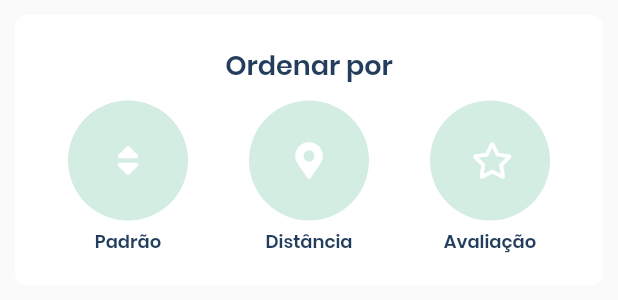
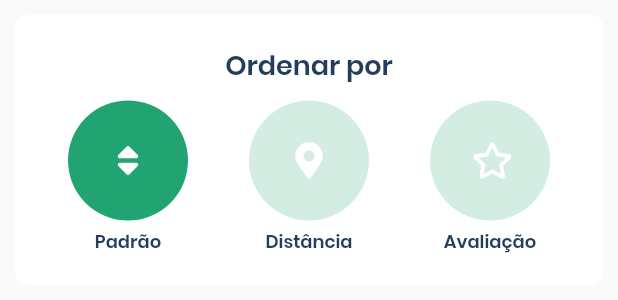
Before and after one commit to renanmascg/app-gera-renda, a Flutter app: the SortModalWidget widget shown alone on an empty page, opened directly, on a phone screen of 412 x 824 dp. Shown: the top 300 px of the screen. Run offline on Flutter 3.47's test engine with Material 2 defaults, Android fonts, the phone set to English and light mode, and no system bars; our stand-ins replace dartz, dio, flutter_mobx, flutter_rating_bar, font_awesome_flutter, geolocator and 3 more; accounts and stored records are empty; generated files the repository leaves out were written again.

Commit message:
Adiciona forma de ordenação e chamar a API novamente, permitindo que o usuário ordene melhor os resultados da aplicação.

```diff
--- a/lib/core/shared/widgets/modals/sort_modal_widget.dart
+++ b/lib/core/shared/widgets/modals/sort_modal_widget.dart
@@ -2,13 +2,12 @@ import 'package:flutter/material.dart';
 import 'package:font_awesome_flutter/font_awesome_flutter.dart';
 
 import '../../../../features/categories/presentation/mobx/single_categorie/single_categorie_store.dart';
+import '../../../../injection_container.dart';
 import '../../styles/colors.dart';
 import '../../styles/text_styles.dart';
 
 class SortModalWidget extends StatelessWidget {
-  final SingleCategorieStore store;
-
-  const SortModalWidget({this.store});
+  final SingleCategorieStore _store = serviceLocator<SingleCategorieStore>();
 
   @override
   Widget build(BuildContext context) {
@@ -32,13 +31,37 @@ class SortModalWidget extends StatelessWidget {
           Row(
             mainAxisAlignment: MainAxisAlignment.spaceEvenly,
             children: <Widget>[
-              _buildIconButton(context, FontAwesomeIcons.sort, 'Padrão', () {}),
+              _buildIconButton(
+                context: context,
+                icon: FontAwesomeIcons.sort,
+                isActive: _store.sortMethod == SortMethod.DEFAULT,
+                text: 'Padrão',
+                onTap: () {
+                  _store.sortMethod = SortMethod.DEFAULT;
+                  _store.fetchData();
+                },
+              ),
               SizedBox(width: 10),
               _buildIconButton(
-                  context, FontAwesomeIcons.mapMarkerAlt, 'Distância', () {}),
+                  context: context,
+                  isActive: _store.sortMethod == SortMethod.DISTANCE,
+                  icon: FontAwesomeIcons.mapMarkerAlt,
+                  text: 'Distância',
+                  onTap: () {
+                    _store.sortMethod = SortMethod.DISTANCE;
+                    _store.fetchData();
+                  }),
               SizedBox(width: 10),
               _buildIconButton(
-                  context, FontAwesomeIcons.star, 'Avaliação', () {}),
+                context: context,
+                isActive: _store.sortMethod == SortMethod.RANKING,
+                icon: FontAwesomeIcons.star,
+                text: 'Avaliação',
+                onTap: () {
+                  _store.sortMethod = SortMethod.RANKING;
+                  _store.fetchData();
+                },
+              ),
             ],
           )
         ],
@@ -46,12 +69,13 @@ class SortModalWidget extends StatelessWidget {
     );
   }
 
-  Widget _buildIconButton(
+  Widget _buildIconButton({
     BuildContext context,
+    bool isActive,
     IconData icon,
     String text,
     void Function() onTap,
-  ) {
+  }) {
     return Column(
       children: <Widget>[
         GestureDetector(
@@ -60,7 +84,8 @@ class SortModalWidget extends StatelessWidget {
             onTap();
           },
           child: CircleAvatar(
-            backgroundColor: kMainGreenColor.withOpacity(0.2),
+            backgroundColor:
+                isActive ? kMainGreenColor : kMainGreenColor.withOpacity(0.2),
             radius: 40,
             child: Icon(
               icon,
--- a/lib/features/categories/presentation/mobx/single_categorie/single_categorie_store.dart
+++ b/lib/features/categories/presentation/mobx/single_categorie/single_categorie_store.dart
@@ -9,6 +9,8 @@ import '../../../domain/services/get_services_by_category.dart';
 import '../../../domain/services/get_user_location_service.dart';
 
 part 'single_categorie_store.g.dart';
+
+enum SortMethod { DEFAULT, DISTANCE, RANKING }
 
 class SingleCategorieStore extends _SingleCategorieStore
     with _$SingleCategorieStore {
@@ -41,6 +43,8 @@ abstract class _SingleCategorieStore with Store {
 
   String categoryId = '';
 
+  SortMethod sortMethod = SortMethod.DEFAULT;
+
   @action
   Future<void> fetchData() async {
     statusPage = StatusPage.SEARCHING;
@@ -70,6 +74,7 @@ abstract class _SingleCategorieStore with Store {
       latitude: position.latitude,
       longitude: position.longitude,
       categoryId: categoryId,
+      orderBy: sortMethod.toString()
     );
 
     final servicesOrFailure = await servicesByCategoryService.exec(params);
```
Also changed, not shown: lib/features/categories/presentation/screens/03_categorie_page/categorie_page.dart (+9 -5 lines).
